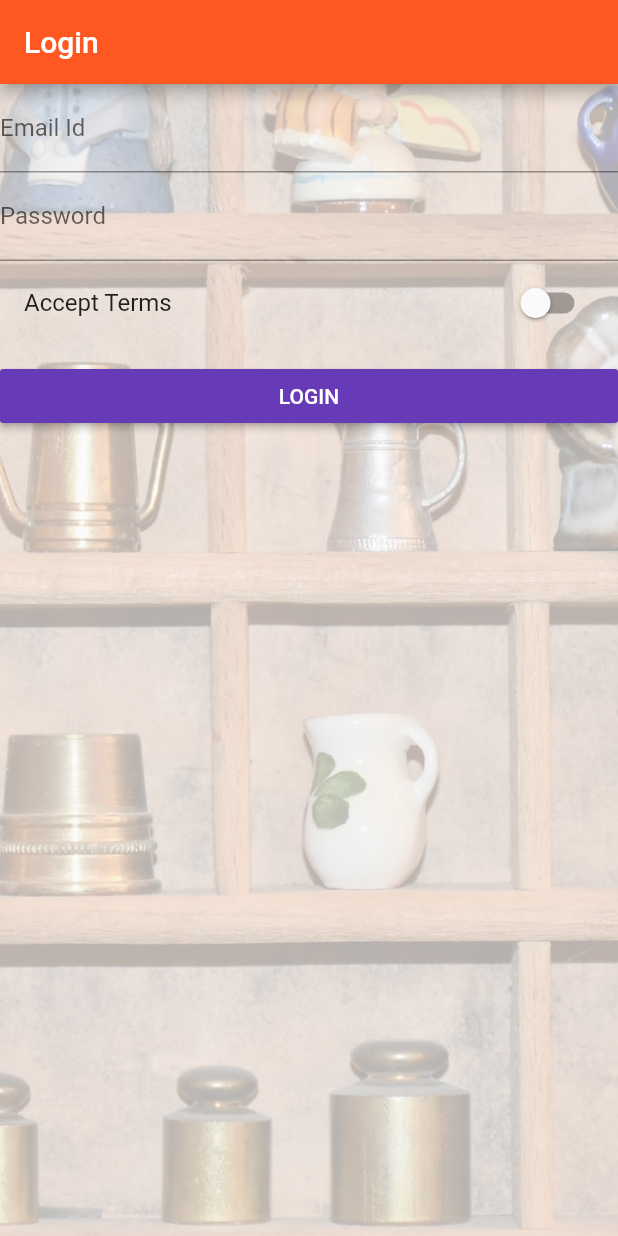
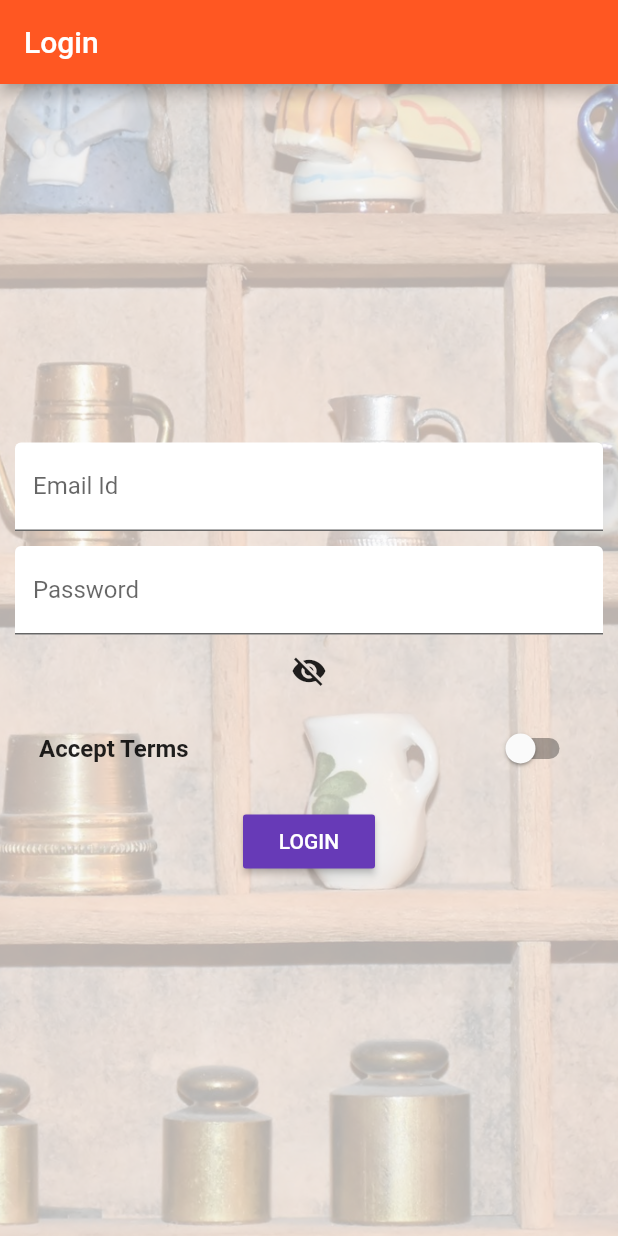
Before and after one commit to ShankarDhandapani/My-First-Flutter-App, a Flutter app: the screen it shows after launch, on a phone screen of 412 x 824 dp. Run offline on Flutter 3.47's test engine with Material 2 defaults, Android fonts, the phone set to English and light mode, and no system bars; our stand-ins replace fluttertoast.

```diff
--- a/lib/pages/auth.dart
+++ b/lib/pages/auth.dart
@@ -1,4 +1,5 @@
 import 'package:flutter/material.dart';
+import 'package:fluttertoast/fluttertoast.dart';
 
 class AuthPage extends StatefulWidget {
   @override
@@ -12,6 +13,13 @@ class _AuthPageState extends State<AuthPage> {
   String _email;
   String _password;
   bool _acceptTerms = false;
+  bool _obscureText = true;
+
+  void _toggle() {
+    setState(() {
+      _obscureText = !_obscureText;
+    });
+  }
 
   @override
   Widget build(BuildContext context) {
@@ -23,25 +31,49 @@ class _AuthPageState extends State<AuthPage> {
         decoration: BoxDecoration(
             image: DecorationImage(
                 fit: BoxFit.cover,
-                colorFilter: ColorFilter.mode(Colors.black.withOpacity(0.3), BlendMode.dstATop),
+                colorFilter: ColorFilter.mode(
+                    Colors.black.withOpacity(0.3), BlendMode.dstATop),
                 image: AssetImage('assets/background.jpg'))),
-        child: ListView(
+        padding: EdgeInsets.all(10.0),
+        child: Center(
+          child: SingleChildScrollView(
+            child: Column(
               children: <Widget>[
                 TextField(
-              decoration: InputDecoration(labelText: 'Email Id'),
+                  decoration: InputDecoration(
+                      labelText: 'Email Id',
+                      filled: true,
+                      fillColor: Colors.white),
                   onChanged: (String value) {
                     setState(() {
                       _email = value;
                     });
                   },
                 ),
+                SizedBox(
+                  height: 10.0,
+                ),
+                Column(
+                  children: <Widget>[
                     TextField(
-              decoration: InputDecoration(labelText: 'Password'),
+                      obscureText: _obscureText,
+                      decoration: InputDecoration(
+                          labelText: 'Password',
+                          filled: true,
+                          fillColor: Colors.white),
                       onChanged: (String value) {
                         setState(() {
                           _password = value;
                         });
                       },
+                    ),
+                    FlatButton(
+                      onPressed: _toggle,
+                      child: Icon(_obscureText
+                          ? Icons.visibility_off
+                          : Icons.visibility),
+                    )
+                  ],
                 ),
                 SwitchListTile(
                   value: _acceptTerms,
@@ -50,7 +82,10 @@ class _AuthPageState extends State<AuthPage> {
                       _acceptTerms = value;
                     });
                   },
-              title: Text('Accept Terms'),
+                  title: Text(
+                    'Accept Terms',
+                    style: TextStyle(fontWeight: FontWeight.bold),
+                  ),
                 ),
                 SizedBox(
                   height: 10.0,
@@ -60,12 +95,26 @@ class _AuthPageState extends State<AuthPage> {
                   child: Text('LOGIN'),
                   textColor: Colors.white,
                   onPressed: () {
+                    if (_email == "email" &&
+                        _password == "password" &&
+                        _acceptTerms == true) {
                       Navigator.pushReplacementNamed(context, '/products');
+                    }
+                    if (_email != "email" ||
+                        _password != "password" ||
+                        _acceptTerms != true) {
+                      Fluttertoast.showToast(
+                        msg: "Login Failed",
+                        toastLength: Toast.LENGTH_SHORT,
+                      );
+                    }
                   },
                 )
               ],
             ),
           ),
+        ),
+      ),
     );
   }
 }
--- a/lib/pages/products.dart
+++ b/lib/pages/products.dart
@@ -18,6 +18,7 @@ class ProductsPage extends StatelessWidget {
               title: Text('Choose'),
             ),
             ListTile(
+              leading: Icon(Icons.edit),
               title: Text('Manage Products'),
               onTap: () {
                 Navigator.pushReplacementNamed(context, '/admin');
--- a/pubspec.yaml
+++ b/pubspec.yaml
@@ -19,6 +19,7 @@ dependencies:
   # The following adds the Cupertino Icons font to your application.
   # Use with the CupertinoIcons class for iOS style icons.
   cupertino_icons: ^0.1.2
+  fluttertoast: ^2.1.4
 
 dev_dependencies:
   flutter_test:
```
Lines whose indentation alone changed are shown as unchanged.
